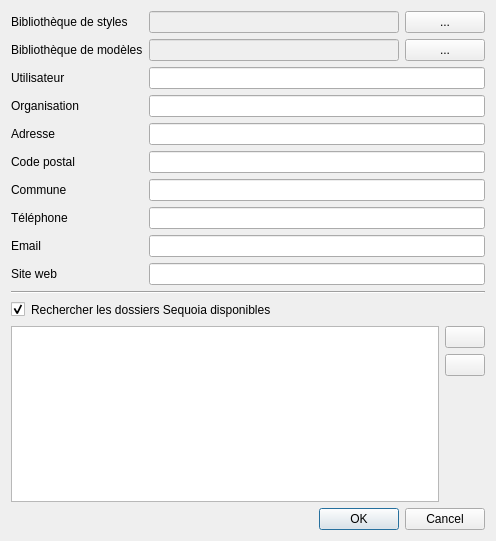
This is qsequoia2/modules/global_settings/global_settings.ui in SequoiApp/Qsequoia2 as Qt 5 draws it before an edit. The edited form follows.
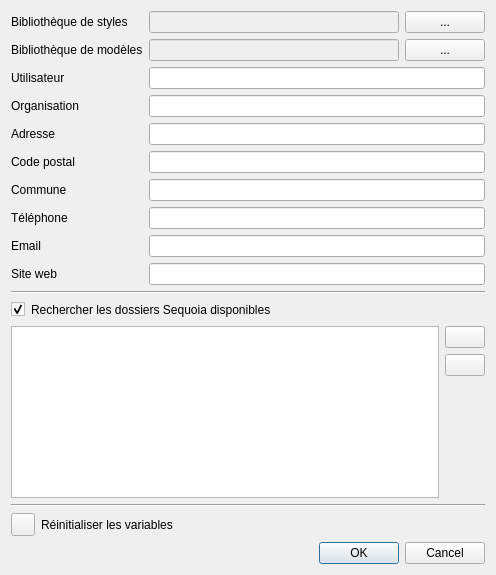
This is the edited form.

Commit message: add button to reset global QS2 variables

What changed in the file:
```diff
--- a/qsequoia2/modules/global_settings/global_settings.ui
+++ b/qsequoia2/modules/global_settings/global_settings.ui
@@ -7,7 +7,7 @@
     <x>0</x>
     <y>0</y>
     <width>496</width>
-    <height>541</height>
+    <height>575</height>
    </rect>
   </property>
   <property name="windowTitle">
@@ -246,6 +246,31 @@
      </item>
     </layout>
    </item>
+   <item>
+    <widget class="Line" name="line_2">
+     <property name="orientation">
+      <enum>Qt::Horizontal</enum>
+     </property>
+    </widget>
+   </item>
+   <item>
+    <layout class="QHBoxLayout" name="hbox_clear_var">
+     <item>
+      <widget class="QToolButton" name="btn_clear_var">
+       <property name="text">
+        <string/>
+       </property>
+      </widget>
+     </item>
+     <item>
+      <widget class="QLabel" name="lbl_clear_var">
+       <property name="text">
+        <string>Réinitialiser les variables</string>
+       </property>
+      </widget>
+     </item>
+    </layout>
+   </item>
    <item>
     <widget class="QDialogButtonBox" name="buttonBox">
      <property name="orientation">
```
The commit also changes 1 other file.
